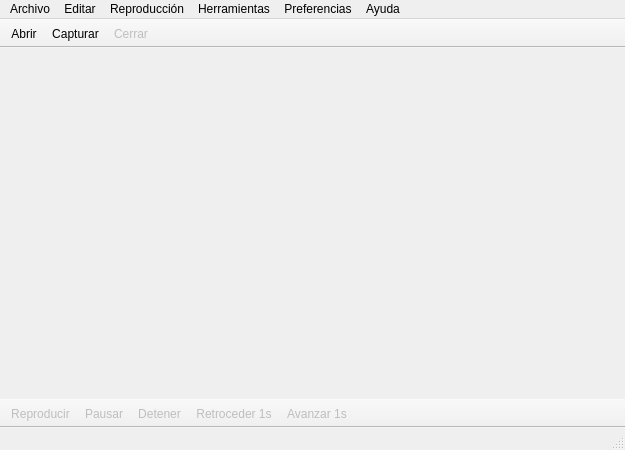
Madh93/Qt5-ClientServer, file server/src/movieplayer/movieplayer.ui: the form before one commit.
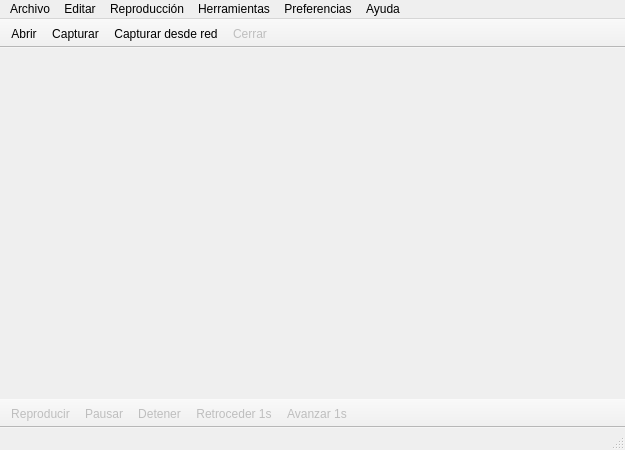
The form after the commit.

Commit message: añadido botón de capturar desde red en el servidor

```diff
--- a/server/src/movieplayer/movieplayer.ui
+++ b/server/src/movieplayer/movieplayer.ui
@@ -164,6 +164,7 @@
    </attribute>
    <addaction name="actionAbrir"/>
    <addaction name="actionCapturarVideo"/>
+   <addaction name="actionCapturarDesdeRed"/>
    <addaction name="actionCerrar"/>
   </widget>
   <widget class="QToolBar" name="toolBarInferior">
@@ -507,6 +508,14 @@
     <string>Dispositivos</string>
    </property>
   </action>
+  <action name="actionCapturarDesdeRed">
+   <property name="text">
+    <string>Capturar desde red</string>
+   </property>
+   <property name="shortcut">
+    <string>Ctrl+Shift+C</string>
+   </property>
+  </action>
  </widget>
  <layoutdefault spacing="6" margin="11"/>
  <resources/>
```
Left out of the diff: 1 changed line with no effect on the pictures. The commit also changes 2 other files.
